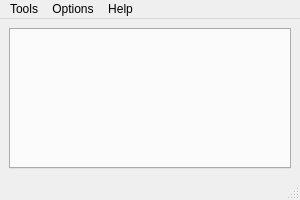
The window that 3rdParty/munt/mt32emu_qt/src/MainWindow.ui (stuerp/foo_midi) describes before a commit, drawn with Qt 5.
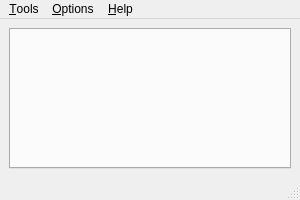
The same window after the commit. Icons and pictures are not drawn.

Commit message: Upgraded to Munt 2.7.0.

```diff
--- a/3rdParty/munt/mt32emu_qt/src/MainWindow.ui
+++ b/3rdParty/munt/mt32emu_qt/src/MainWindow.ui
@@ -40,18 +40,18 @@
      <x>0</x>
      <y>0</y>
      <width>300</width>
-     <height>21</height>
+     <height>30</height>
     </rect>
    </property>
-   <widget class="QMenu" name="menuMunt_mt32emu_qt">
+   <widget class="QMenu" name="menuHelp">
     <property name="title">
-     <string>Help</string>
+     <string>&amp;Help</string>
     </property>
     <addaction name="actionAbout"/>
    </widget>
-   <widget class="QMenu" name="menuMIDI">
+   <widget class="QMenu" name="menuTools">
     <property name="title">
-     <string>Tools</string>
+     <string>&amp;Tools</string>
     </property>
     <addaction name="actionNew_MIDI_port"/>
     <addaction name="actionTest_MIDI_Driver"/>
@@ -63,7 +63,7 @@
    </widget>
    <widget class="QMenu" name="menuOptions">
     <property name="title">
-     <string>Options</string>
+     <string>&amp;Options</string>
     </property>
     <addaction name="actionStart_iconized"/>
     <addaction name="actionHide_to_tray_on_close"/>
@@ -72,9 +72,9 @@
     <addaction name="separator"/>
     <addaction name="actionROM_Configuration"/>
    </widget>
-   <addaction name="menuMIDI"/>
+   <addaction name="menuTools"/>
    <addaction name="menuOptions"/>
-   <addaction name="menuMunt_mt32emu_qt"/>
+   <addaction name="menuHelp"/>
   </widget>
   <widget class="QStatusBar" name="statusbar"/>
   <action name="actionAbout">
```
Left out of the diff: 133 changed lines with no effect on the pictures. The commit also changes 279 other files.
